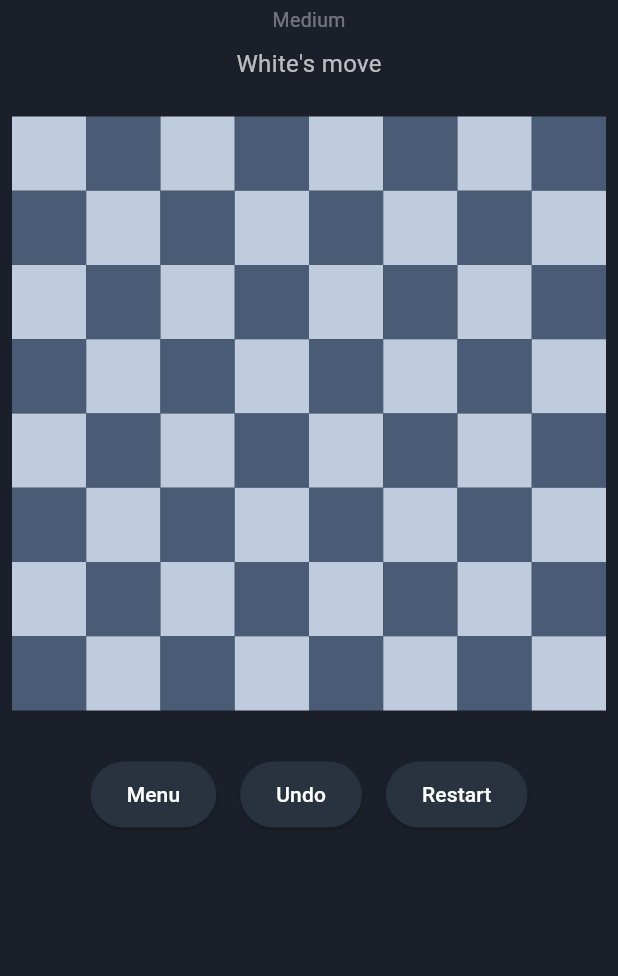
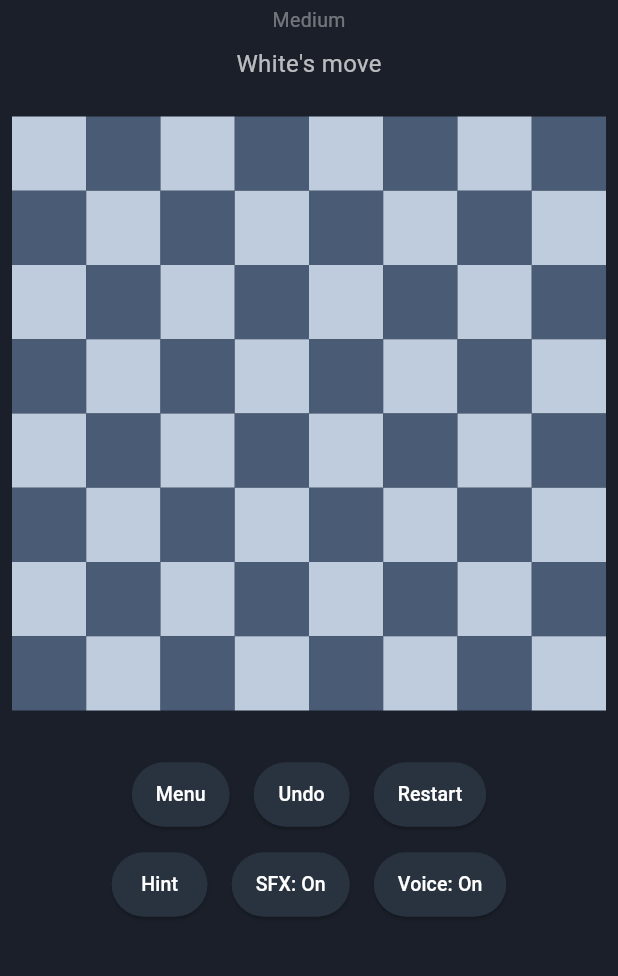
Before and after one commit to bobur-mnemonist/luna-chess-flutter, a Flutter app: the screen it shows after launch, after a tap on "Start Game", on a phone screen of 412 x 824 dp, the part 122-1098 px from its top. Run offline on Flutter 3.47's test engine with Material 3 defaults, Android fonts, the phone set to English and light mode, and no system bars; missing offline and left inert: chess.

Commit message:
Add files via upload

```diff
--- a/lib/main.dart
+++ b/lib/main.dart
@@ -138,6 +138,10 @@ class _ChessBoardScreenState extends State<ChessBoardScreen> {
   int? selectedSquareIndex; // 0-63, null if nothing selected
   List<int> legalMoveTargets = [];
   String statusText = "White's move";
+  bool soundOn = true;
+  bool voiceOn = true;
+  int? hintFromIndex;
+  int? hintToIndex;
 
   @override
   void initState() {
@@ -160,6 +164,8 @@ class _ChessBoardScreenState extends State<ChessBoardScreen> {
     final tappedSquareName = squareName(row, col);
 
     setState(() {
+      hintFromIndex = null;
+      hintToIndex = null;
       if (selectedSquareIndex == null) {
         // Nothing selected yet — try to select a piece belonging to the side to move.
         final piece = game.get(tappedSquareName);
@@ -250,6 +256,35 @@ class _ChessBoardScreenState extends State<ChessBoardScreen> {
     Navigator.of(context).pop();
   }
 
+  void _toggleSound() {
+    setState(() => soundOn = !soundOn);
+  }
+
+  void _toggleVoice() {
+    setState(() => voiceOn = !voiceOn);
+  }
+
+  // Shows a simple hint: highlights the from/to squares of the first legal
+  // move available. Not engine-backed yet — that comes with the AI later.
+  void _showHint() {
+    final moves = game.moves({'verbose': true});
+    if (moves.isEmpty) return;
+    final move = moves.first;
+    final fromName = move['from'] as String;
+    final toName = move['to'] as String;
+
+    int indexFromName(String name) {
+      final col = name.codeUnitAt(0) - 'a'.codeUnitAt(0);
+      final row = 8 - int.parse(name[1]);
+      return squareIndex(row, col);
+    }
+
+    setState(() {
+      hintFromIndex = indexFromName(fromName);
+      hintToIndex = indexFromName(toName);
+    });
+  }
+
   String _difficultyLabel(Difficulty d) {
     switch (d) {
       case Difficulty.easy:
@@ -292,12 +327,10 @@ class _ChessBoardScreenState extends State<ChessBoardScreen> {
     }
   }
 
-  Color? _pieceColor(int row, int col) {
+  Color _pieceColor(int row, int col) {
     final piece = game.get(squareName(row, col));
-    if (piece == null) return null;
-    return piece.color == chess_lib.Color.WHITE
-        ? Colors.white
-        : const Color(0xFF10141C);
+    final isWhite = piece?.color == chess_lib.Color.WHITE;
+    return isWhite ? const Color(0xFFF5F5F5) : const Color(0xFF1B1F27);
   }
 
   @override
@@ -342,33 +375,51 @@ class _ChessBoardScreenState extends State<ChessBoardScreen> {
                     final isLight = (row + col) % 2 == 0;
                     final isSelected = selectedSquareIndex == index;
                     final isLegalTarget = legalMoveTargets.contains(index);
+                    final isHintSquare =
+                        index == hintFromIndex || index == hintToIndex;
                     final glyph = _pieceGlyph(row, col);
                     final glyphColor = _pieceColor(row, col);
+                    final strokeColor = glyphColor == const Color(0xFFF5F5F5)
+                        ? const Color(0xFF1B1F27)
+                        : const Color(0xFFF5F5F5);
 
                     return GestureDetector(
                       onTap: () => onSquareTapped(row, col),
                       child: Container(
                         color: isSelected
                             ? kSelectedSquare
+                            : isHintSquare
+                                ? const Color(0xFF7FBF7F)
                                 : (isLight ? kLightSquare : kDarkSquare),
                         child: Stack(
                           alignment: Alignment.center,
                           children: [
                             if (glyph != null)
+                              Stack(
+                                alignment: Alignment.center,
+                                children: [
+                                  // Outline pass: draws a thin stroke in the
+                                  // opposite color so the piece stays legible
+                                  // on both light and dark squares.
+                                  Text(
+                                    glyph,
+                                    style: TextStyle(
+                                      fontSize: 32,
+                                      foreground: Paint()
+                                        ..style = PaintingStyle.stroke
+                                        ..strokeWidth = 2.2
+                                        ..color = strokeColor,
+                                    ),
+                                  ),
+                                  // Fill pass: the actual piece color on top.
                                   Text(
                                     glyph,
                                     style: TextStyle(
                                       fontSize: 32,
                                       color: glyphColor,
-                                  shadows: [
-                                    Shadow(
-                                      color: glyphColor == Colors.white
-                                          ? Colors.black.withOpacity(0.5)
-                                          : Colors.white.withOpacity(0.3),
-                                      blurRadius: 1,
+                                    ),
                                   ),
                                 ],
-                                ),
                               ),
                             if (isLegalTarget)
                               Container(
@@ -398,6 +449,23 @@ class _ChessBoardScreenState extends State<ChessBoardScreen> {
                 _ActionButton(label: 'Restart', onPressed: _restart),
               ],
             ),
+            const SizedBox(height: 12),
+            Row(
+              mainAxisAlignment: MainAxisAlignment.center,
+              children: [
+                _ActionButton(label: 'Hint', onPressed: _showHint),
+                const SizedBox(width: 16),
+                _ActionButton(
+                  label: soundOn ? 'SFX: On' : 'SFX: Off',
+                  onPressed: _toggleSound,
+                ),
+                const SizedBox(width: 16),
+                _ActionButton(
+                  label: voiceOn ? 'Voice: On' : 'Voice: Off',
+                  onPressed: _toggleVoice,
+                ),
+              ],
+            ),
             const SizedBox(height: 24),
           ],
         ),
@@ -418,10 +486,10 @@ class _ActionButton extends StatelessWidget {
       style: ElevatedButton.styleFrom(
         backgroundColor: kPanelColor,
         foregroundColor: Colors.white,
-        padding: const EdgeInsets.symmetric(horizontal: 24, vertical: 12),
+        padding: const EdgeInsets.symmetric(horizontal: 16, vertical: 12),
       ),
       onPressed: onPressed,
-      child: Text(label),
+      child: Text(label, style: const TextStyle(fontSize: 13)),
     );
   }
 }
```
Lines whose indentation alone changed are shown as unchanged.
